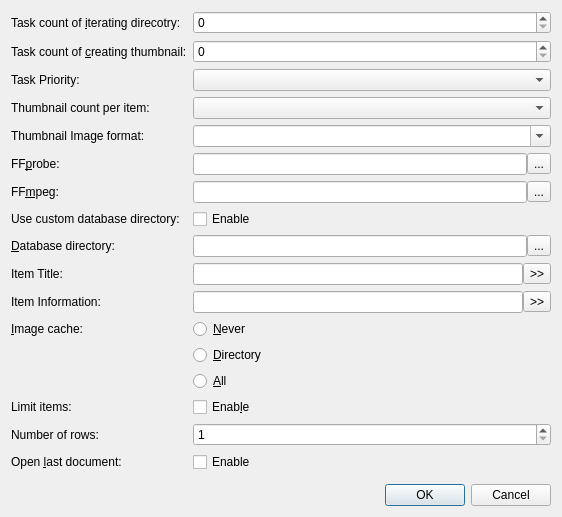
ambiesoft/SceneExplorer, file src/option.ui: the form before one commit.
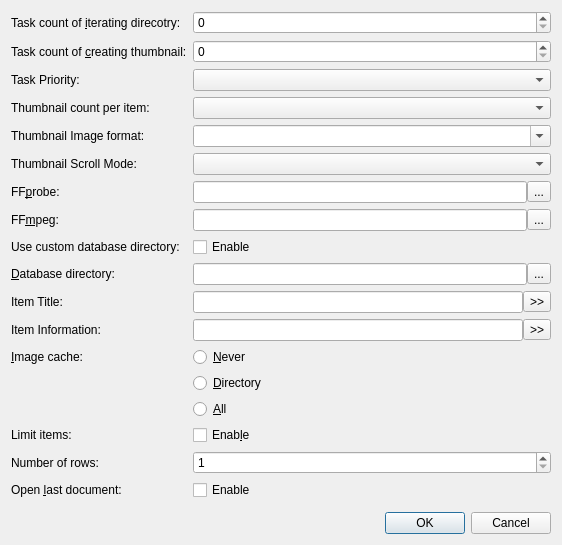
The form after the commit.

Commit message: scroll mode

Patch:
```diff
--- a/src/option.ui
+++ b/src/option.ui
@@ -40,7 +40,7 @@
    <item row="3" column="1">
     <widget class="QSpinBox" name="spinBoxThumb"/>
    </item>
-   <item row="13" column="0">
+   <item row="14" column="0">
     <widget class="QLabel" name="label">
      <property name="text">
       <string>&amp;Image cache:</string>
@@ -50,7 +50,7 @@
      </property>
     </widget>
    </item>
-   <item row="21" column="1">
+   <item row="22" column="1">
     <widget class="QDialogButtonBox" name="buttonBox">
      <property name="orientation">
       <enum>Qt::Horizontal</enum>
@@ -60,7 +60,7 @@
      </property>
     </widget>
    </item>
-   <item row="19" column="1">
+   <item row="20" column="1">
     <spacer name="verticalSpacer">
      <property name="orientation">
       <enum>Qt::Vertical</enum>
@@ -73,28 +73,28 @@
      </property>
     </spacer>
    </item>
-   <item row="13" column="1">
+   <item row="14" column="1">
     <widget class="QRadioButton" name="rbICNever">
      <property name="text">
       <string>&amp;Never</string>
      </property>
     </widget>
    </item>
-   <item row="14" column="1">
+   <item row="15" column="1">
     <widget class="QRadioButton" name="rbICPerDirectory">
      <property name="text">
       <string>&amp;Directory</string>
      </property>
     </widget>
    </item>
-   <item row="15" column="1">
+   <item row="16" column="1">
     <widget class="QRadioButton" name="rbICAll">
      <property name="text">
       <string>&amp;All</string>
      </property>
     </widget>
    </item>
-   <item row="10" column="0">
+   <item row="11" column="0">
     <widget class="QLabel" name="labelDBDir">
      <property name="text">
       <string>&amp;Database directory:</string>
@@ -104,7 +104,7 @@
      </property>
     </widget>
    </item>
-   <item row="10" column="1">
+   <item row="11" column="1">
     <layout class="QHBoxLayout" name="hlDatabaseDir">
      <property name="spacing">
       <number>0</number>
@@ -121,14 +121,14 @@
      </item>
     </layout>
    </item>
-   <item row="18" column="1">
+   <item row="19" column="1">
     <widget class="QCheckBox" name="chkOpenLastDocument">
      <property name="text">
       <string>Enable</string>
      </property>
     </widget>
    </item>
-   <item row="18" column="0">
+   <item row="19" column="0">
     <widget class="QLabel" name="labelOpenLastDocument">
      <property name="text">
       <string>Open &amp;last document:</string>
@@ -138,7 +138,7 @@
      </property>
     </widget>
    </item>
-   <item row="7" column="0">
+   <item row="8" column="0">
     <widget class="QLabel" name="labelffprobe">
      <property name="text">
       <string>FF&amp;probe:</string>
@@ -148,7 +148,7 @@
      </property>
     </widget>
    </item>
-   <item row="8" column="0">
+   <item row="9" column="0">
     <widget class="QLabel" name="label_3">
      <property name="text">
       <string>FF&amp;mpeg:</string>
@@ -158,7 +158,7 @@
      </property>
     </widget>
    </item>
-   <item row="7" column="1">
+   <item row="8" column="1">
     <layout class="QHBoxLayout" name="hlffprobe">
      <property name="spacing">
       <number>0</number>
@@ -179,7 +179,7 @@
      </item>
     </layout>
    </item>
-   <item row="8" column="1">
+   <item row="9" column="1">
     <layout class="QHBoxLayout" name="hlffmpeg">
      <property name="spacing">
       <number>0</number>
@@ -200,7 +200,7 @@
      </item>
     </layout>
    </item>
-   <item row="9" column="0">
+   <item row="10" column="0">
     <widget class="QLabel" name="label_useCustomDatabase">
      <property name="text">
       <string>Use custom database directory:</string>
@@ -210,7 +210,7 @@
      </property>
     </widget>
    </item>
-   <item row="9" column="1">
+   <item row="10" column="1">
     <widget class="QCheckBox" name="chkUseCustomDatabaseDirectory">
      <property name="text">
       <string>Enable</string>
@@ -230,7 +230,7 @@
    <item row="5" column="1">
     <widget class="QComboBox" name="cmbThumbCount"/>
    </item>
-   <item row="16" column="0">
+   <item row="17" column="0">
     <widget class="QLabel" name="labelLimit">
      <property name="text">
       <string>Limit items:</string>
@@ -240,14 +240,14 @@
      </property>
     </widget>
    </item>
-   <item row="16" column="1">
+   <item row="17" column="1">
     <widget class="QCheckBox" name="chkLimitItems">
      <property name="text">
       <string>Enab&amp;le</string>
      </property>
     </widget>
    </item>
-   <item row="17" column="0">
+   <item row="18" column="0">
     <widget class="QLabel" name="labelNumberOfRows">
      <property name="text">
       <string>Number of rows:</string>
@@ -257,7 +257,7 @@
      </property>
     </widget>
    </item>
-   <item row="17" column="1">
+   <item row="18" column="1">
     <widget class="QSpinBox" name="spinNumberOfRows">
      <property name="minimum">
       <number>1</number>
@@ -267,7 +267,7 @@
      </property>
     </widget>
    </item>
-   <item row="11" column="0">
+   <item row="12" column="0">
     <widget class="QLabel" name="labelInfoMain">
      <property name="text">
       <string>Item Title:</string>
@@ -277,7 +277,7 @@
      </property>
     </widget>
    </item>
-   <item row="12" column="0">
+   <item row="13" column="0">
     <widget class="QLabel" name="labelInfoSub">
      <property name="text">
       <string>Item Information:</string>
@@ -287,7 +287,7 @@
      </property>
     </widget>
    </item>
-   <item row="11" column="1">
+   <item row="12" column="1">
     <layout class="QHBoxLayout" name="hlInfoMain">
      <property name="spacing">
       <number>0</number>
@@ -307,7 +307,7 @@
      </item>
     </layout>
    </item>
-   <item row="12" column="1">
+   <item row="13" column="1">
     <layout class="QHBoxLayout" name="hlInfoSub">
      <property name="spacing">
       <number>0</number>
@@ -354,6 +354,19 @@
      </property>
     </widget>
    </item>
+   <item row="7" column="0">
+    <widget class="QLabel" name="labelScrollMode">
+     <property name="text">
+      <string>Thumbnail Scroll Mode:</string>
+     </property>
+     <property name="buddy">
+      <cstring>cmbScrollMode</cstring>
+     </property>
+    </widget>
+   </item>
+   <item row="7" column="1">
+    <widget class="QComboBox" name="cmbScrollMode"/>
+   </item>
   </layout>
  </widget>
  <tabstops>
```
Left out of the diff: 1 changed line with no effect on the pictures. The commit also changes 10 other files.
